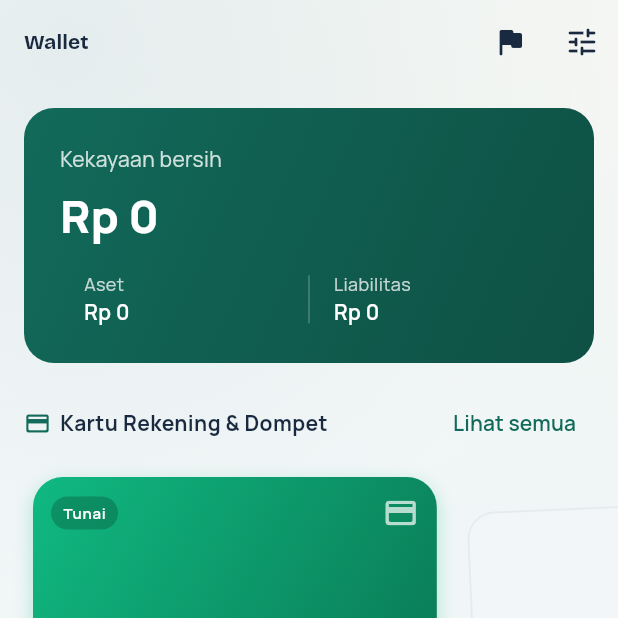
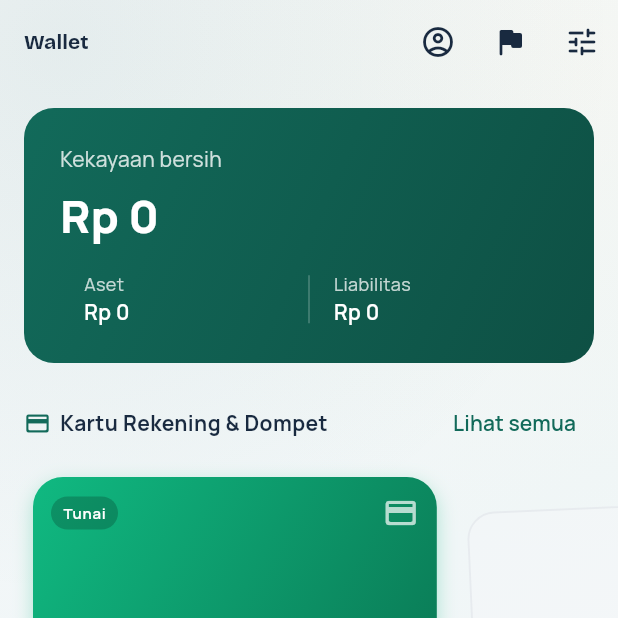
Before and after one commit to irsyadmsk/wallet, a Flutter app: the screen it shows after launch, on a phone screen of 412 x 824 dp, the top half of it. Run offline on Flutter 3.47's test engine with Material 3 defaults, Android fonts, the phone set to English and light mode, and no system bars; drawn by our look-alikes of flutter_animate; our stand-ins replace dropdown_button2, file_picker, fl_chart, flutter_colorpicker, get, google_fonts and 4 more; missing offline and left inert: google_mlkit_text_recognition, prepaidcard_reader, sqlite3; accounts and stored records are empty.

Commit message:
fix: R8 minify failure on release APK + add a visible account button
R8 failed on assembleRelease over google_mlkit_text_recognition's
optional Chinese/Japanese/Korean/Devanagari recognizer classes, which
we never pull in (only the default Latin recognizer is used) — adds
proguard-rules.pro with -dontwarn for those and wires it into the
release buildType.

Also adds a real "Masuk / Daftar" entry point in the dashboard app bar
(cloud icon, filled once signed in) — the account/sync feature was only
reachable from deep inside Settings, easy to miss on first open.

Co-Authored-By: Claude Sonnet 5 <noreply@anthropic.com>

```diff
--- a/lib/presentation/dashboard/view/dashboard_view.dart
+++ b/lib/presentation/dashboard/view/dashboard_view.dart
@@ -6,6 +6,8 @@ import 'package:financial_recording/app/shell_controller.dart';
 import 'package:financial_recording/config/app_config.dart';
 import 'package:financial_recording/presentation/account_detail/view/account_detail_view.dart';
 import 'package:financial_recording/presentation/accounts/widget/account_editor_sheet.dart';
+import 'package:financial_recording/presentation/auth/controller/auth_controller.dart';
+import 'package:financial_recording/presentation/auth/view/auth_sheet.dart';
 import 'package:financial_recording/presentation/dashboard/controller/dashboard_controller.dart';
 import 'package:financial_recording/presentation/form_tx/view/form_tx_view.dart';
 import 'package:financial_recording/presentation/goals/view/goals_view.dart';
@@ -37,6 +39,23 @@ class DashboardView extends StatelessWidget {
         backgroundColor: Colors.transparent,
         title: Text(AppConfig.appName),
         actions: [
+          Obx(() {
+            final auth = Get.find<AuthController>();
+            return IconButton(
+              tooltip: auth.isSignedIn ? (auth.user.value?.email ?? 'Akun') : 'Masuk / Daftar untuk sinkronisasi',
+              icon: Icon(
+                auth.isSignedIn ? Icons.cloud_done_rounded : Icons.account_circle_outlined,
+                color: auth.isSignedIn ? colors.primary : null,
+              ),
+              onPressed: () {
+                if (auth.isSignedIn) {
+                  Get.find<ShellController>().goTo(8);
+                } else {
+                  showAdaptiveSheet<bool>(context, builder: (_) => const AuthSheet());
+                }
+              },
+            );
+          }),
           IconButton(
             tooltip: 'Target Finansial',
             icon: const Icon(Icons.flag_rounded),
```
Also changed, not shown: 2 other files.
